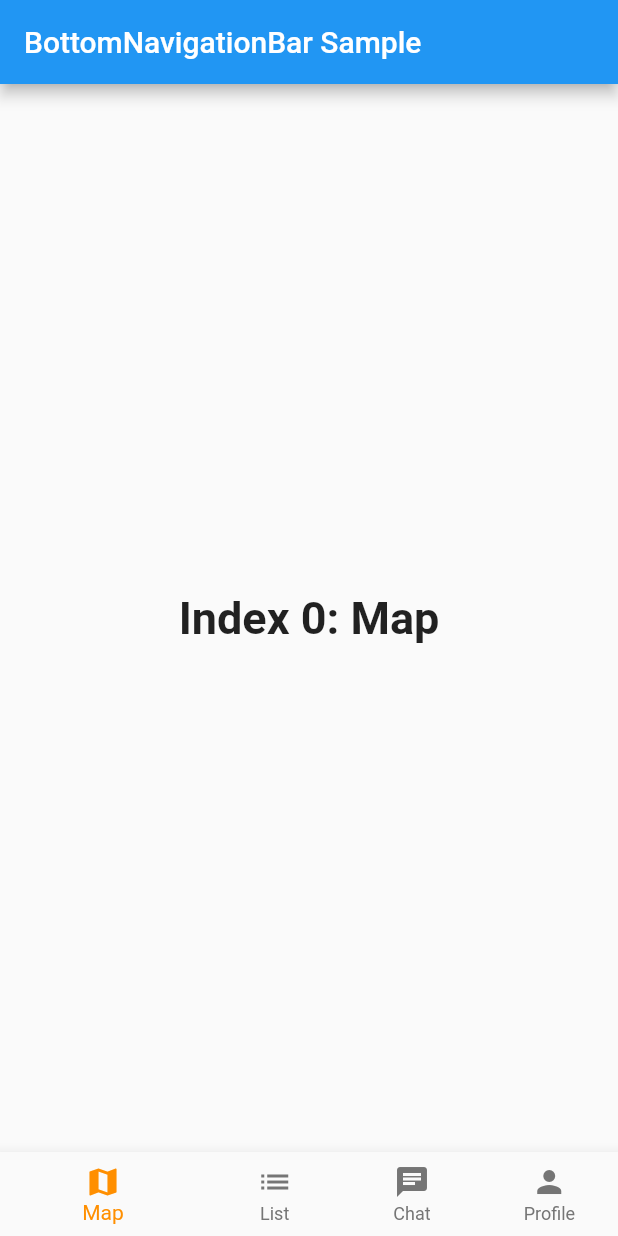
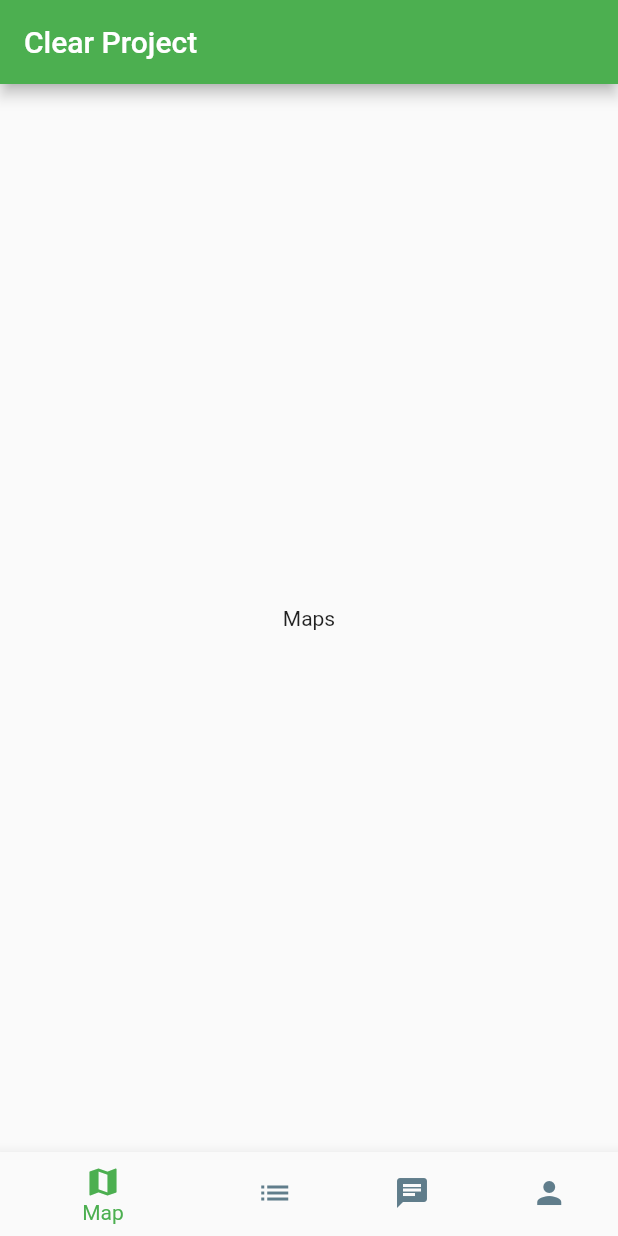
Before and after one commit to nordpage/clear_app, a Flutter app: the screen it shows after launch, on a phone screen of 412 x 824 dp. Run offline on Flutter 3.47's test engine with Material 2 defaults, Android fonts, the phone set to English and light mode, and no system bars.

Commit message:
initial commit

```diff
--- /dev/null
+++ b/lib/chat/chat_page.dart
@@ -0,0 +1,17 @@
+import 'package:flutter/material.dart';
+
+class ChatPage extends StatelessWidget {
+  static Route<dynamic> route() => MaterialPageRoute(builder: (context) => ChatPage());
+
+  @override
+  Widget build(BuildContext context) {
+    return Scaffold(
+      appBar: AppBar(
+        title: Text("Clear Project"),
+      ),
+      body: Center(
+        child: Text("Chat"),
+      ),
+    );
+  }
+}
--- /dev/null
+++ b/lib/list/list_page.dart
@@ -0,0 +1,17 @@
+import 'package:flutter/material.dart';
+
+class ListPage extends StatelessWidget {
+  static Route<dynamic> route() => MaterialPageRoute(builder: (context) => ListPage(),);
+
+  @override
+  Widget build(BuildContext context) {
+    return Scaffold(
+      appBar: AppBar(
+        title: Text("Clear Project"),
+      ),
+      body: Center(
+        child: Text("List"),
+      ),
+    );
+  }
+}
--- a/lib/main.dart
+++ b/lib/main.dart
@@ -8,96 +8,24 @@
 // and displays a corresponding message in the center of the [Scaffold].
 
 import 'package:flutter/material.dart';
+import 'package:clear_project/tabs/pages/tabs_page.dart';
 
-void main() => runApp(const MyApp());
+void main() {
+  runApp(MyApp());
+}
 
-/// This is the main application widget.
+
 class MyApp extends StatelessWidget {
-  const MyApp({key}) : super(key: key);
-
-  static const String _title = 'Flutter Code Sample';
-
   @override
   Widget build(BuildContext context) {
-    return const MaterialApp(
-      title: _title,
-      home: MyStatefulWidget(),
+    return MaterialApp(
+      title: 'App',
+      theme: ThemeData(
+        primarySwatch: Colors.green,
+        visualDensity: VisualDensity.adaptivePlatformDensity,
+      ),
+      home: TabsPage(),
+      debugShowCheckedModeBanner: false,
     );
   }
 }
-
-/// This is the stateful widget that the main application instantiates.
-class MyStatefulWidget extends StatefulWidget {
-  const MyStatefulWidget({key}) : super(key: key);
-
-  @override
-  _MyStatefulWidgetState createState() => _MyStatefulWidgetState();
-}
-
-/// This is the private State class that goes with MyStatefulWidget.
-class _MyStatefulWidgetState extends State<MyStatefulWidget> {
-  int _selectedIndex = 0;
-  static const TextStyle optionStyle =
-  TextStyle(fontSize: 30, fontWeight: FontWeight.bold);
-  static const List<Widget> _widgetOptions = <Widget>[
-    Text(
-      'Index 0: Map',
-      style: optionStyle,
-    ),
-    Text(
-      'Index 1: List',
-      style: optionStyle,
-    ),
-    Text(
-      'Index 2: Chat',
-      style: optionStyle,
-    ),
-    Text(
-      'Index 3: Profile',
-      style: optionStyle,
-    ),
-  ];
-
-  void _onItemTapped(int index) {
-    setState(() {
-      _selectedIndex = index;
-    });
-  }
-
-  @override
-  Widget build(BuildContext context) {
-    return Scaffold(
-      appBar: AppBar(
-        title: const Text('BottomNavigationBar Sample'),
-      ),
-      body: Center(
-        child: _widgetOptions.elementAt(_selectedIndex),
-      ),
-      bottomNavigationBar: BottomNavigationBar(
-        items: const <BottomNavigationBarItem>[
-          BottomNavigationBarItem(
-            icon: Icon(Icons.map),
-            label: 'Map',
-          ),
-          BottomNavigationBarItem(
-            icon: Icon(Icons.list),
-            label: 'List',
-          ),
-          BottomNavigationBarItem(
-            icon: Icon(Icons.chat),
-            label: 'Chat',
-          ),
-          BottomNavigationBarItem(
-            icon: Icon(Icons.person),
-            label: 'Profile',
-          ),
-        ],
-        currentIndex: _selectedIndex,
-        selectedItemColor: Colors.amber[800],
-        unselectedItemColor: Colors.grey[600],
-        showUnselectedLabels: true,
-        onTap: _onItemTapped,
-      ),
-    );
-  }
-}
--- /dev/null
+++ b/lib/map/map_page.dart
@@ -0,0 +1,17 @@
+import 'package:flutter/material.dart';
+
+class MapPage extends StatelessWidget {
+  static Route<dynamic> route() => MaterialPageRoute(builder: (context) => MapPage(),);
+
+  @override
+  Widget build(BuildContext context) {
+    return Scaffold(
+      appBar: AppBar(
+        title: Text("Clear Project"),
+      ),
+      body: Center(
+        child: Text("Maps"),
+      ),
+    );
+  }
+}
--- /dev/null
+++ b/lib/profile/profile_page.dart
@@ -0,0 +1,17 @@
+import 'package:flutter/material.dart';
+
+class ProfilePage extends StatelessWidget {
+  static Route<dynamic> route() => MaterialPageRoute(builder: (context) => ProfilePage(),);
+
+  @override
+  Widget build(BuildContext context) {
+    return Scaffold(
+      appBar: AppBar(
+        title: Text("Clear Project"),
+      ),
+      body: Center(
+        child: Text("Profile"),
+      )
+    );
+  }
+}
--- /dev/null
+++ b/lib/tabs/models/tab_navigation_item.dart
@@ -0,0 +1,40 @@
+import 'package:flutter/material.dart';
+import 'package:clear_project/map/map_page.dart';
+import 'package:clear_project/profile/profile_page.dart';
+import 'package:clear_project/list/list_page.dart';
+import 'package:clear_project/chat/chat_page.dart';
+
+class TabNavigationItem {
+  final Widget page;
+  final Widget title;
+  final Icon icon;
+
+  TabNavigationItem({
+    @required this.page,
+    @required this.title,
+    @required this.icon,
+  });
+
+  static List<TabNavigationItem> get items => [
+        TabNavigationItem(
+          page: MapPage(),
+          icon: Icon(Icons.map),
+          title: Text("Map"),
+        ),
+        TabNavigationItem(
+          page: ListPage(),
+          icon: Icon(Icons.list),
+          title: Text("List"),
+        ),
+        TabNavigationItem(
+          page: ChatPage(),
+          icon: Icon(Icons.chat),
+          title: Text("Chat"),
+        ),
+    TabNavigationItem(
+      page: ProfilePage(),
+      icon: Icon(Icons.person),
+      title: Text("Profile"),
+    ),
+      ];
+}
--- /dev/null
+++ b/lib/tabs/pages/tabs_page.dart
@@ -0,0 +1,36 @@
+import 'package:flutter/material.dart';
+import 'package:clear_project/tabs/models/tab_navigation_item.dart';
+
+class TabsPage extends StatefulWidget {
+  @override
+  _TabsPageState createState() => _TabsPageState();
+}
+
+class _TabsPageState extends State<TabsPage> {
+  int _currentIndex = 0;
+
+  @override
+  Widget build(BuildContext context) {
+    return Scaffold(
+      body: IndexedStack(
+        index: _currentIndex,
+        children: <Widget>[
+          for (final tabItem in TabNavigationItem.items) tabItem.page,
+        ],
+      ),
+      bottomNavigationBar: BottomNavigationBar(
+        currentIndex: _currentIndex,
+        selectedItemColor: Colors.green,
+        unselectedItemColor: Colors.blueGrey,
+        onTap: (int index) => setState(() => _currentIndex = index),
+        items: <BottomNavigationBarItem>[
+          for (final tabItem in TabNavigationItem.items)
+            BottomNavigationBarItem(
+              icon: tabItem.icon,
+              title: tabItem.title,
+            ),
+        ],
+      ),
+    );
+  }
+}
```
